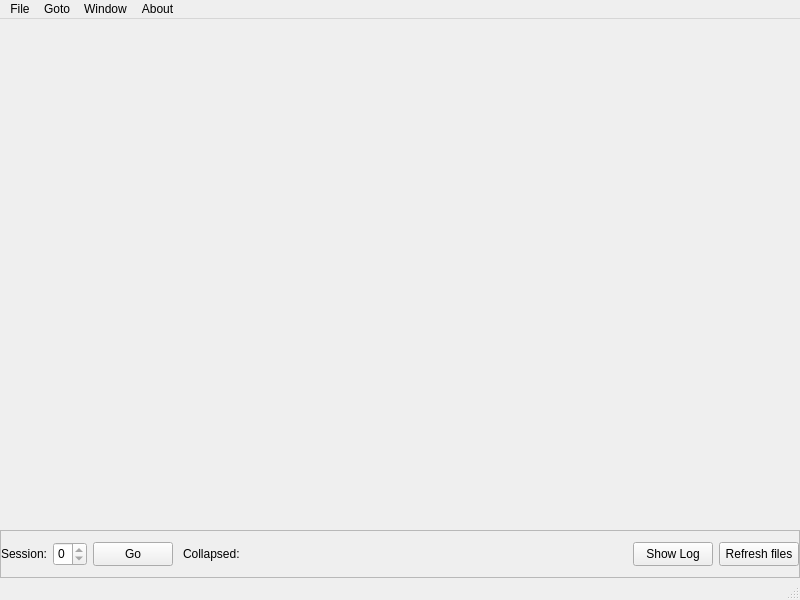
First picture: the form in pypho_timeline/widgets/TimelineWindow/MainTimelineWindow.ui, repository PhoPersonalOrg/pyPhoTimeline, before the edit.
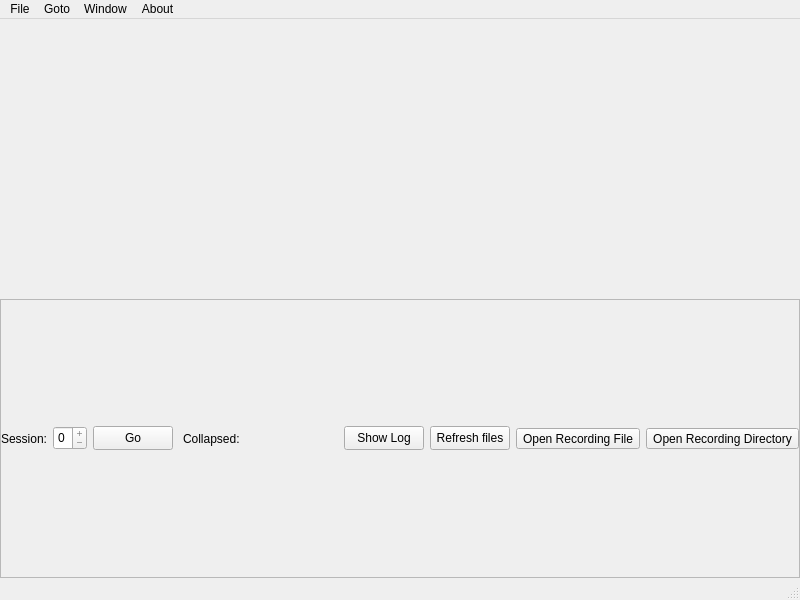
Second picture: the form after the edit. Icons and pictures are not drawn.

What changed in the file:
```diff
--- a/pypho_timeline/widgets/TimelineWindow/MainTimelineWindow.ui
+++ b/pypho_timeline/widgets/TimelineWindow/MainTimelineWindow.ui
@@ -42,19 +42,6 @@
     </item>
 
     <item>
-     <widget class="QWidget" name="logPanel">
-      <property name="minimumSize">
-       <size>
-        <width>0</width>
-        <height>120</height>
-       </size>
-      </property>
-      <property name="sizePolicy">
-       <sizepolicy hsizetype="Preferred" vsizetype="Preferred">
-        <horstretch>0</horstretch>
-        <verstretch>0</verstretch>
-       </sizepolicy>
-      </property>
       <layout class="QVBoxLayout" name="logPanelLayout">
        <property name="spacing">
         <number>0</number>
@@ -72,9 +59,7 @@
         <number>0</number>
        </property>
       </layout>
-     </widget>
     </item>
-
     <item>
      <widget class="QFrame" name="footerBar">
       <property name="minimumSize">
@@ -114,6 +99,15 @@
        </item>
        <item>
         <widget class="QSpinBox" name="sessionJumpSpinBox">
+         <property name="minimumSize">
+          <size>
+           <width>0</width>
+           <height>24</height>
+          </size>
+         </property>
+         <property name="buttonSymbols">
+          <enum>QAbstractSpinBox::ButtonSymbols::PlusMinus</enum>
+         </property>
          <property name="minimum">
           <number>0</number>
          </property>
@@ -142,13 +136,6 @@
         </widget>
        </item>
        <item>
-        <widget class="QWidget" name="collapsedDockOverflowStrip">
-         <property name="sizePolicy">
-          <sizepolicy hsizetype="Expanding" vsizetype="Fixed">
-           <horstretch>1</horstretch>
-           <verstretch>0</verstretch>
-          </sizepolicy>
-         </property>
          <layout class="QHBoxLayout" name="collapsedDockOverflowStripLayout">
           <property name="spacing">
            <number>4</number>
@@ -192,11 +179,31 @@
               <height>28</height>
              </size>
             </property>
-            <widget class="QWidget" name="collapsedDockOverflowContents"/>
+           <property name="frameShape">
+            <enum>QFrame::Shape::NoFrame</enum>
+           </property>
+           <property name="verticalScrollBarPolicy">
+            <enum>Qt::ScrollBarPolicy::ScrollBarAlwaysOff</enum>
+           </property>
+           <property name="horizontalScrollBarPolicy">
+            <enum>Qt::ScrollBarPolicy::ScrollBarAsNeeded</enum>
+           </property>
+           <property name="widgetResizable">
+            <bool>true</bool>
+           </property>
+           <widget class="QWidget" name="collapsedDockOverflowContents">
+            <property name="geometry">
+             <rect>
+              <x>0</x>
+              <y>0</y>
+              <width>303</width>
+              <height>28</height>
+             </rect>
+            </property>
+           </widget>
            </widget>
           </item>
          </layout>
-        </widget>
        </item>
        <item>
         <spacer name="horizontalSpacer">
@@ -240,6 +247,32 @@
          </property>
         </widget>
        </item>
+       <item>
+        <widget class="QToolButton" name="btnOpenRecordingFile">
+         <property name="toolTip">
+          <string>Open Recording File</string>
+         </property>
+         <property name="text">
+          <string>Open Recording File</string>
+         </property>
+         <property name="icon">
+          <iconset theme="QIcon::ThemeIcon::DocumentOpen"/>
+         </property>
+        </widget>
+       </item>
+       <item>
+        <widget class="QToolButton" name="btnOpenRecordingDirectory">
+         <property name="toolTip">
+          <string>Open Recording Directory</string>
+         </property>
+         <property name="text">
+          <string>Open Recording Directory</string>
+         </property>
+         <property name="icon">
+          <iconset theme="QIcon::ThemeIcon::FolderNew"/>
+         </property>
+        </widget>
+       </item>
       </layout>
      </widget>
     </item>
```
Left out of the diff: 99 changed lines with no effect on the pictures. Lines whose indentation alone changed are shown as unchanged.
